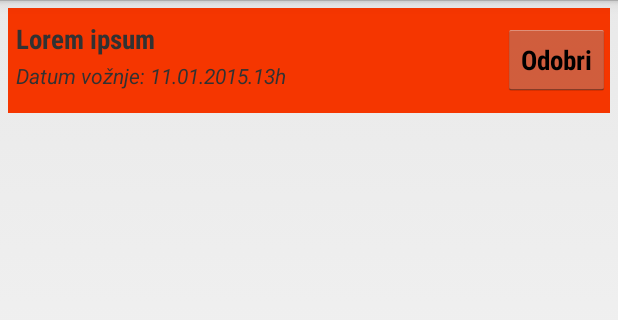
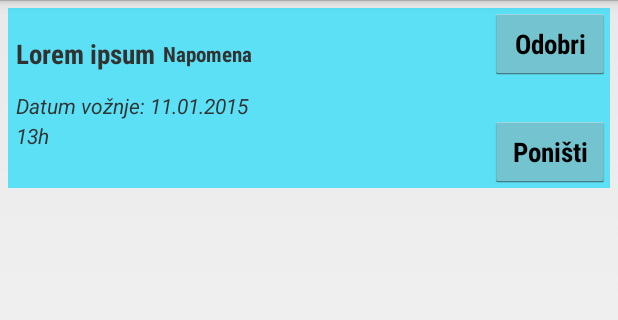
Before and after one commit to harisbaljic/autoskola, an Android app: the layout list_item_prijave_inflater.xml on its own in the app's theme, with its tools: preview values and no code run, on a phone screen of 412 x 824 dp, the part 72-392 px from its top. Run offline under Robolectric (Android 15) with nearby library versions, the phone set to English and light mode, and no system bars.

Commit message:
Izmjena datuma, dodan button odobri i poništi prijave. Ali nisam uspio implementirati kad se klikne na njega da  ih odobri ili poništi, a spremio sam servise za to.

```diff
--- a/app/src/main/AndroidManifest.xml
+++ b/app/src/main/AndroidManifest.xml
@@ -9,10 +9,7 @@
         android:targetSdkVersion="21" />
 
     <permission
-        android:name="com.autoskola.instruktori.permission.MAPS_RECEIVE"
-        android:protectionLevel="signature" />
-
-    <uses-permission android:name="com.autoskola.instruktori.permission.MAPS_RECEIVE" />
+        android:name="com.autoskola.instruktori.permission.MAPS_RECEIVE" />
     <uses-permission android:name="android.permission.ACCESS_COARSE_LOCATION" />
     <uses-permission android:name="android.permission.ACCESS_FINE_LOCATION" />
     <uses-permission android:name="android.permission.INTERNET" />
--- a/app/src/main/java/com/autoskola/instruktori/fragments/FragmentDodajVoznju.java
+++ b/app/src/main/java/com/autoskola/instruktori/fragments/FragmentDodajVoznju.java
@@ -67,7 +67,7 @@ public class FragmentDodajVoznju extends android.support.v4.app.Fragment {
             // Instruktor id
             String korisnikId = AppController.getInstance().getKorisnik().getKorisnikId();
 
-            GpsTask.getInstance().showMessage("Imas internet, pokusavam getati voznje");
+            GpsTask.getInstance().showMessage("Ima interneta, pokusavam getati voznje");
             // Get all aktivne prijave
             getAktivnePrijave(korisnikId);
 
--- a/app/src/main/java/com/autoskola/instruktori/helpers/Helper.java
+++ b/app/src/main/java/com/autoskola/instruktori/helpers/Helper.java
@@ -45,7 +45,7 @@ public class Helper {
 
     }
 
-    public static String parseDateForPregled(String dbFormat) {
+    public static String parseDateForPrijava(String dbFormat) {
         Date temp;
         try {
             temp = new SimpleDateFormat("dd/MM/yyyy").parse(dbFormat);
@@ -196,6 +196,7 @@ public class Helper {
 
     }
 
+
     public static String parseDateOnly(String dbFormat) {
         Date temp;
         try {
--- a/app/src/main/java/com/autoskola/instruktori/ui/MainActivity2.java
+++ b/app/src/main/java/com/autoskola/instruktori/ui/MainActivity2.java
@@ -118,8 +118,8 @@ public class MainActivity2 extends FragmentActivity  implements GpsResponseHandl
         setContentView(R.layout.activity_main_activity2);
 
         // Init gps location manager
-        GpsTask.getInstance().initGpsManager(this, LocationManager.GPS_PROVIDER);
-
+       // GpsTask.getInstance().initGpsManager(this, LocationManager.GPS_PROVIDER);
+        GpsTask.getInstance().initGpsManager(this, LocationManager.NETWORK_PROVIDER);
         // Get layout refs
         initLayoutObjects();
 
--- a/app/src/main/res/layout/list_item_prijave_inflater.xml
+++ b/app/src/main/res/layout/list_item_prijave_inflater.xml
@@ -1,7 +1,7 @@
 <?xml version="1.0" encoding="utf-8"?>
 <LinearLayout xmlns:android="http://schemas.android.com/apk/res/android"
     android:layout_width="fill_parent"
-    android:layout_height="70dp"
+    android:layout_height="120dp"
     android:layout_margin="5dp"
     android:background="@color/actionbar_10"
     android:orientation="horizontal"
@@ -15,25 +15,28 @@
 
         <TextView
             android:id="@+id/list_item_prijava_inflater_kandidat"
-            android:layout_width="fill_parent"
-            android:layout_height="30dp"
+            android:layout_width="wrap_content"
+            android:layout_height="50dp"
             android:fontFamily="sans-serif-condensed"
             android:gravity="center_vertical"
             android:singleLine="true"
             android:text="Lorem ipsum"
             android:textSize="18sp"
             android:textStyle="bold" />
+        <TextView
+            android:id="@+id/list_item_prijava_inflater_napomena"
+            android:layout_width="wrap_content"
+            android:layout_height="50dp"
+            android:fontFamily="sans-serif-condensed"
+            android:gravity="center_vertical"
+            android:layout_marginLeft="5dp"
+            android:layout_alignBottom="@+id/list_item_prijava_inflater_kandidat"
+            android:layout_toRightOf="@+id/list_item_prijava_inflater_kandidat"
+            android:layout_toEndOf="@+id/list_item_prijava_inflater_kandidat"
+            android:text="Napomena"
+            android:textSize="14sp"
+            android:textStyle="bold" />
 
-        <TextView
-            android:id="@+id/list_item_prijava_inflater_status"
-            android:layout_width="wrap_content"
-            android:layout_height="20dp"
-            android:text="13h"
-            android:gravity="center_vertical"
-            android:textStyle="italic"
-            android:layout_alignBottom="@+id/list_item_prijava_inflater_datum"
-            android:layout_toRightOf="@+id/list_item_prijava_inflater_datum"
-            android:layout_toEndOf="@+id/list_item_prijava_inflater_datum" />
 
 
         <TextView
@@ -46,13 +49,23 @@
 
         <TextView
             android:id="@+id/list_item_prijava_inflater_datum"
-            android:layout_width="wrap_content"
+            android:layout_width="68dp"
             android:layout_height="20dp"
             android:text="11.01.2015."
             android:textStyle="italic"
             android:layout_alignBottom="@+id/list_item_prijava_datum_lbl"
             android:layout_toRightOf="@+id/list_item_prijava_datum_lbl"
             android:layout_toEndOf="@+id/list_item_prijava_datum_lbl" />
+
+        <TextView
+            android:id="@+id/list_item_prijava_inflater_status"
+            android:layout_width="wrap_content"
+            android:layout_height="20dp"
+            android:text="13h"
+            android:gravity="center_vertical"
+            android:textStyle="italic"
+            android:layout_below="@+id/list_item_prijava_inflater_datum" />
+
     </RelativeLayout>
 
     <RelativeLayout
@@ -65,20 +78,30 @@
 
         <Button
             android:id="@+id/list_item_prijava_inflater_btn_odobri"
-            android:layout_width="wrap_content"
+            android:layout_width="80dp"
+            android:layout_height="wrap_content"
+            android:fontFamily="sans-serif-condensed"
+            android:gravity="center"
+            android:text="Odobri"
+            android:layout_alignParentRight="true"
+            android:layout_alignParentTop="true"
+            android:textStyle="bold"
+            android:textSize="18sp"
+            android:layout_centerInParent="true"
+            />
+
+        <Button
+            android:id="@+id/list_item_prijava_inflater_btn_ponisti"
+            android:layout_width="80dp"
             android:layout_height="wrap_content"
             android:layout_centerInParent="true"
             android:fontFamily="sans-serif-condensed"
             android:gravity="center"
-            android:text="Odobri"
+            android:text="Poništi"
+            android:layout_alignParentBottom="true"
             android:layout_alignParentRight="true"
             android:textStyle="bold"
-            android:textSize="18sp"
-
-
-
-            />
-
+            android:textSize="18sp"/>
 
     </RelativeLayout>
 
--- a/app/src/main/res/values/colors.xml
+++ b/app/src/main/res/values/colors.xml
@@ -1,11 +1,11 @@
 <?xml version="1.0" encoding="utf-8"?>
 <resources>
 
-    <color name="actionbar">#e03500</color>
+    <color name="actionbar">#ff8cbae0</color>
     <color name="transparent">#0025C9DA</color>
-    <color name="actionbar_10">#fff53600</color>
-    <color name="actionbar_30">#ffe03500</color>
-    <color name="actionbar_50">#ffcd3500</color>
+    <color name="actionbar_10">#ff5be0f5</color>
+    <color name="actionbar_30">#ff90cbe0</color>
+    <color name="actionbar_50">#ff6bcdca</color>
     <color name="list_background">#303030</color>
     <color name="list_background_pressed">#25C9DA</color>
 
```
Also changed, not shown: app/src/main/java/com/autoskola/instruktori/adapters/ObavijestiAdapter.java (+46 -2 lines), app/src/main/java/com/autoskola/instruktori/adapters/PrijaveAdapter.java (+15 -8 lines), app/src/main/java/com/autoskola/instruktori/adapters/VoznjeAdapter.java (+5 -4 lines), app/src/main/java/com/autoskola/instruktori/fragments/FragmentObavijesti.java (+98 -6 lines), app/src/main/java/com/autoskola/instruktori/model/Prijava.java (+35 -17 lines), app/src/main/java/com/autoskola/instruktori/services/model/Obavijest.java (+21 -26 lines), app/src/main/java/com/autoskola/instruktori/services/model/Prijava.java (+76 -2 lines), app/src/main/res/layout/list_item_dodajvoznju_inflater.xml (+2 -12 lines), 2 other files.
